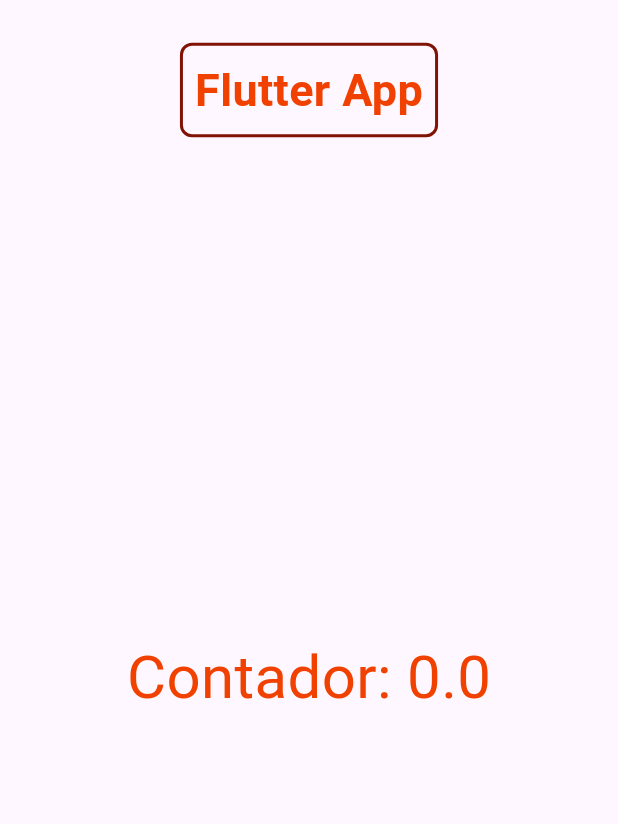
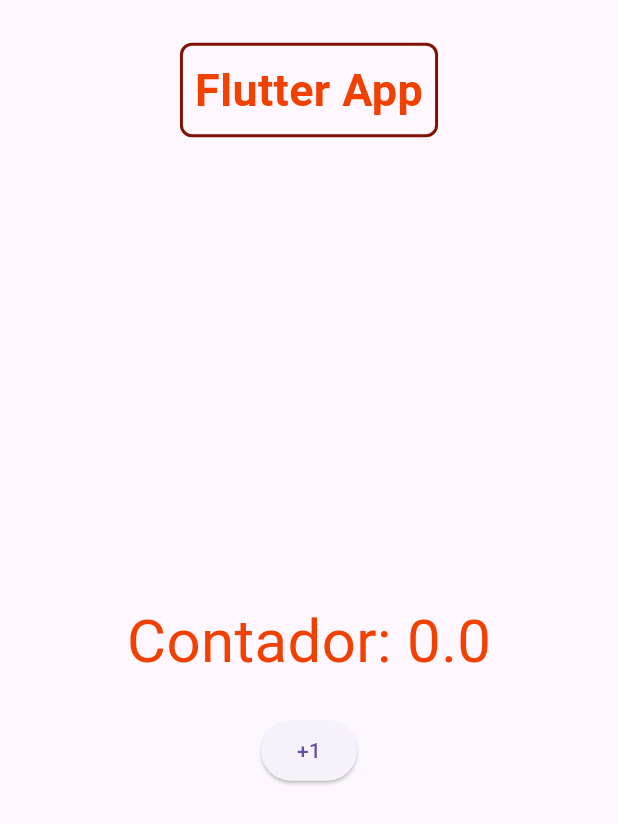
Before and after one commit to Flutter-Vacantes/Proyecto-Flutter, a Flutter app: what flutterApp() shows on an empty page, opened directly, on a phone screen of 412 x 824 dp. Shown: the top 824 px of the screen. Run offline on Flutter 3.47's test engine with Material 3 defaults, Android fonts, the phone set to English and light mode, and no system bars.

Commit message:
FV-11 He añadido boton que realiza la funcion de un sumatorio por valor de una unidad

```diff
--- a/flutter_app/lib/main.dart
+++ b/flutter_app/lib/main.dart
@@ -3,11 +3,10 @@ import 'package:flutter/material.dart';
 void main() {
   runApp(flutterApp());
 }
-
 Widget flutterApp() {
   // Crea un ValueNotifier para el contador
   final ValueNotifier<double> contadorNotifier = ValueNotifier<double>(0);
-
+  contadorNotifier.value = 0;
   return MaterialApp(
     title: 'Flutter App',
     theme: ThemeData(
@@ -54,6 +53,12 @@ Widget flutterApp() {
               },
             ),
             const SizedBox(height: 20),
+            Row(
+              mainAxisAlignment: MainAxisAlignment.center,
+              children: [
+                ElevatedButton(onPressed: () {contadorNotifier.value +=1;}, child: const Text('+1')),
+              ],
+            )
           ],
         ),
       ),
```
